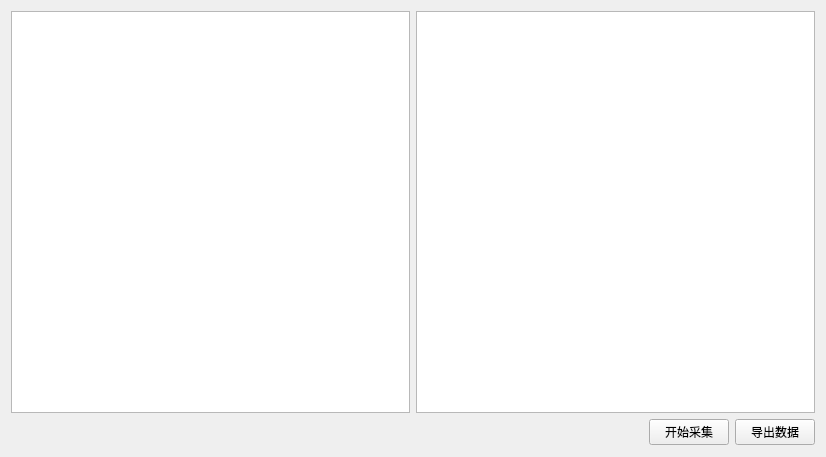
This is widget.ui in Singein/Acoustometer as Qt 5 draws it before an edit. The edited form follows.
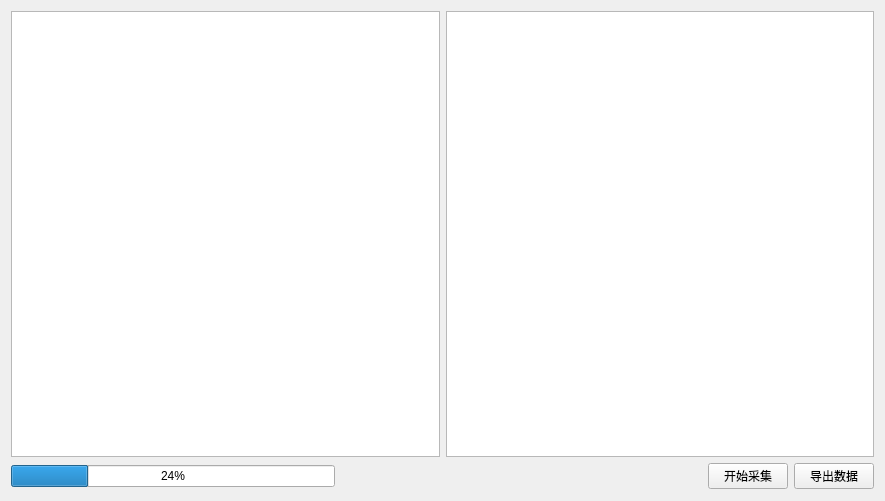
This is the edited form.

Diff of the .ui file:
```diff
--- a/widget.ui
+++ b/widget.ui
@@ -6,8 +6,8 @@
    <rect>
     <x>0</x>
     <y>0</y>
-    <width>826</width>
-    <height>457</height>
+    <width>885</width>
+    <height>501</height>
    </rect>
   </property>
   <property name="windowTitle">
@@ -45,6 +45,13 @@
    </item>
    <item>
     <layout class="QHBoxLayout" name="horizontalLayout_2">
+     <item>
+      <widget class="QProgressBar" name="progressBar">
+       <property name="value">
+        <number>24</number>
+       </property>
+      </widget>
+     </item>
      <item>
       <widget class="QLabel" name="label">
        <property name="text">
```
